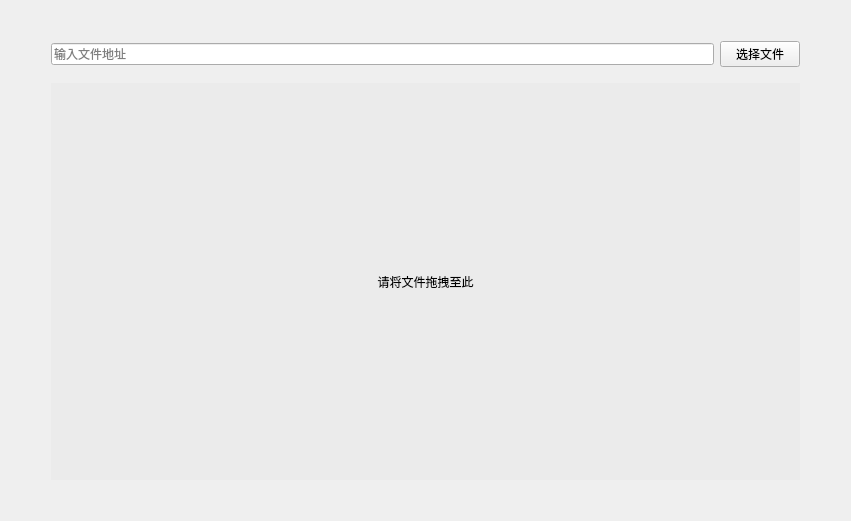
This is views/open.ui in WuJunkai2004/ling as Qt 5 draws it before an edit. The edited form follows.
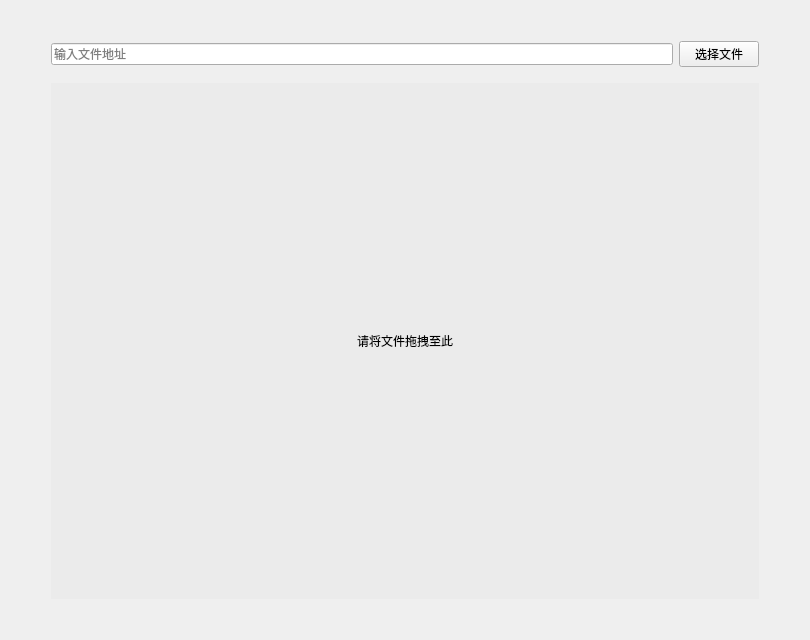
This is the edited form. Custom widgets are drawn as their Qt base class.

Commit message: feat: 添加阅读功能，支持文件上传和网页显示，更新界面布局

The edit to the form file:
```diff
--- a/views/open.ui
+++ b/views/open.ui
@@ -6,8 +6,8 @@
    <rect>
     <x>0</x>
     <y>0</y>
-    <width>851</width>
-    <height>521</height>
+    <width>810</width>
+    <height>640</height>
    </rect>
   </property>
   <property name="windowTitle">
```
The commit also changes 4 other files.
